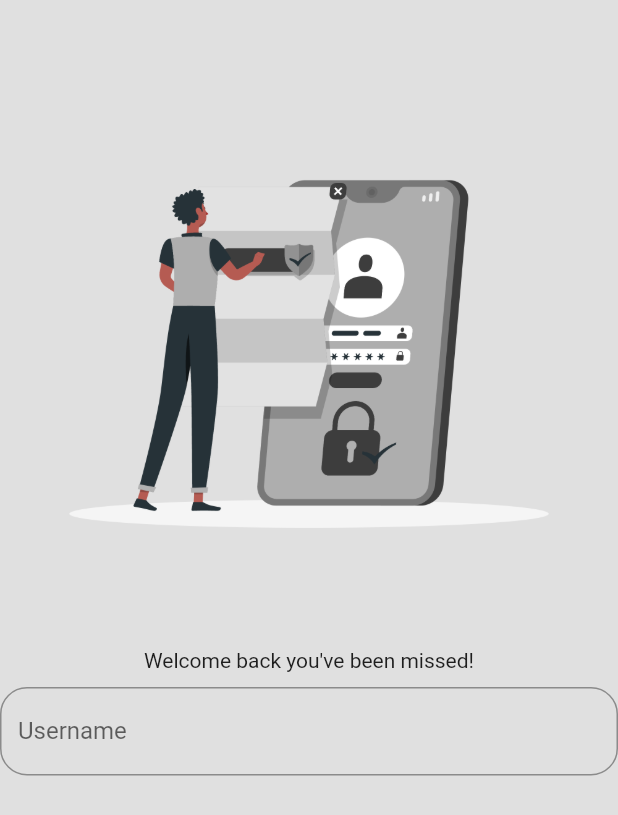
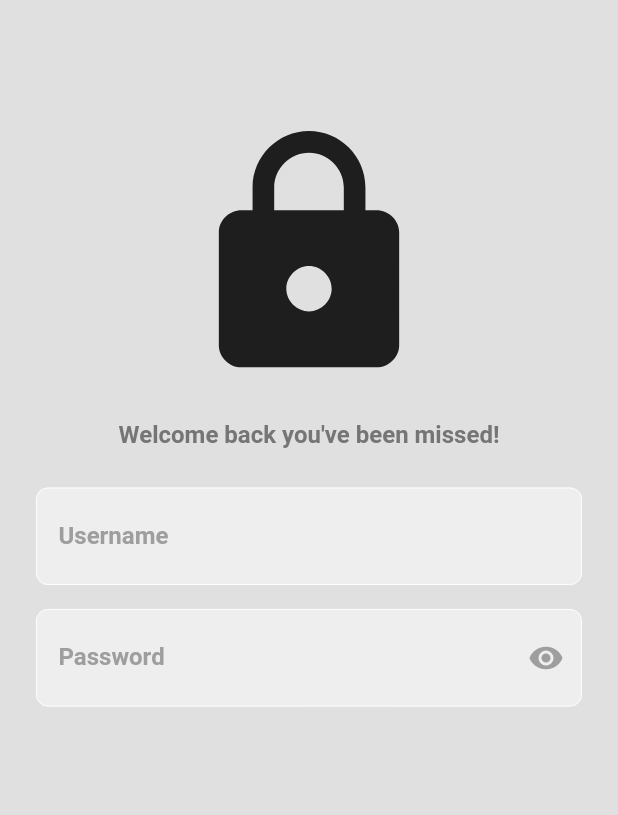
Before and after one commit to Franciscof11/Firebase_Auth_Boilerplate, a Flutter app: the screen it shows after launch, on a phone screen of 412 x 824 dp. Shown: the top 815 px of the screen. Run offline on Flutter 3.47's test engine with Material 2 defaults, Android fonts, the phone set to English and light mode, and no system bars.

Commit message:
feat : custom text form field

```diff
--- a/lib/custom_text_field.dart
+++ b/lib/custom_text_field.dart
@@ -31,14 +31,49 @@ class _CustomTextFieldState extends State<CustomTextField> {
     return TextFormField(
       controller: widget.controller,
       obscureText: obscureText,
-      style: const TextStyle(fontSize: 16),
+      style: const TextStyle(
+        fontSize: 16,
+      ),
       validator: (value) {
         if (value == null || value.isEmpty) {
           return 'Campo Invalido!';
         }
         return null;
       },
+      cursorColor: Colors.grey,
       decoration: InputDecoration(
+        contentPadding:
+            const EdgeInsets.symmetric(vertical: 23, horizontal: 15),
+        suffixIconColor: Colors.grey[500],
+        labelStyle: const TextStyle(
+          fontSize: 16,
+          color: Colors.grey,
+          fontWeight: FontWeight.w600,
+        ),
+        floatingLabelBehavior: FloatingLabelBehavior.never,
+        fillColor: Colors.grey[200],
+        filled: true,
+        border: const OutlineInputBorder(
+          borderRadius: BorderRadius.all(Radius.circular(8)),
+          borderSide: BorderSide(
+            color: Colors.white,
+            width: 1,
+          ),
+        ),
+        enabledBorder: const OutlineInputBorder(
+          borderRadius: BorderRadius.all(Radius.circular(8)),
+          borderSide: BorderSide(
+            color: Colors.white,
+            width: 0.6,
+          ),
+        ),
+        focusedBorder: const OutlineInputBorder(
+          borderRadius: BorderRadius.all(Radius.circular(8)),
+          borderSide: BorderSide(
+            color: Colors.black26,
+            width: 1,
+          ),
+        ),
         labelText: widget.label,
         suffixIcon: widget.isSecret
             ? IconButton(
@@ -51,14 +86,7 @@ class _CustomTextFieldState extends State<CustomTextField> {
                     Icon(obscureText ? Icons.visibility : Icons.visibility_off),
               )
             : null,
-        floatingLabelStyle: const TextStyle(fontSize: 20),
         prefixIcon: widget.prefixIcon,
-        errorBorder: OutlineInputBorder(
-          borderSide: BorderSide(color: Colors.purple[800]!),
-        ),
-        border: OutlineInputBorder(
-          borderRadius: BorderRadius.circular(18),
-        ),
       ),
     );
   }
--- a/lib/sign_in_page.dart
+++ b/lib/sign_in_page.dart
@@ -13,14 +13,32 @@ class SignInPage extends StatelessWidget {
       body: SingleChildScrollView(
         child: Form(
           key: formKey,
-          child: Column(
-            children: [
-              Image.asset('assets/login_img.png'),
-              const SizedBox(height: 20),
-              const Text("Welcome back you've been missed!"),
-              const SizedBox(height: 10),
-              const CustomTextField(label: 'Username'),
-            ],
+          child: Padding(
+            padding: const EdgeInsets.symmetric(horizontal: 24),
+            child: Column(
+              children: [
+                const SizedBox(height: 80),
+                //
+                const Icon(
+                  Icons.lock,
+                  size: 180,
+                ),
+                //
+                const SizedBox(height: 20),
+                Text(
+                  "Welcome back you've been missed!",
+                  style: TextStyle(
+                    color: Colors.grey[600],
+                    fontSize: 16,
+                    fontWeight: FontWeight.bold,
+                  ),
+                ),
+                const SizedBox(height: 26),
+                const CustomTextField(label: 'Username'),
+                const SizedBox(height: 16),
+                const CustomTextField(label: 'Password', isSecret: true),
+              ],
+            ),
           ),
         ),
       ),
```
